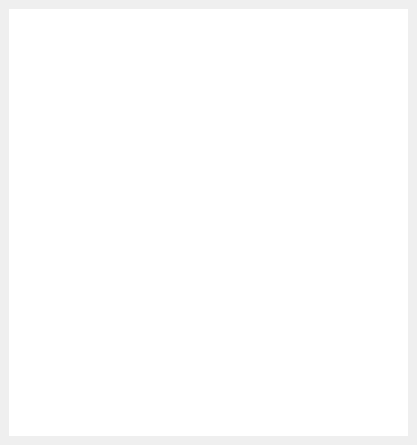
The window that sokketter-ui/sources/mainwindow.ui (morwy/sokketter) describes before a commit, drawn with Qt 5.
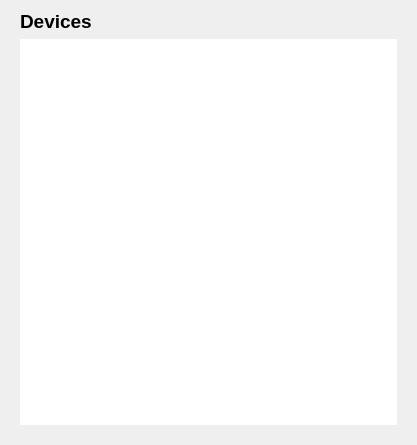
The same window after the commit. Custom widgets are drawn as their Qt base class.

What changed in the file:
```diff
--- a/sokketter-ui/sources/mainwindow.ui
+++ b/sokketter-ui/sources/mainwindow.ui
@@ -19,16 +19,16 @@
   <widget class="QWidget" name="centralwidget">
    <layout class="QVBoxLayout" name="verticalLayout">
     <property name="leftMargin">
-     <number>0</number>
+     <number>20</number>
     </property>
     <property name="topMargin">
-     <number>0</number>
+     <number>10</number>
     </property>
     <property name="rightMargin">
-     <number>0</number>
+     <number>20</number>
     </property>
     <property name="bottomMargin">
-     <number>0</number>
+     <number>20</number>
     </property>
     <item>
      <widget class="SlidingStackedWidget" name="stackedWidget">
@@ -36,7 +36,32 @@
        <number>0</number>
       </property>
       <widget class="QWidget" name="power_strip_list_page">
-       <layout class="QVBoxLayout" name="verticalLayout_2" stretch="0">
+       <layout class="QVBoxLayout" name="verticalLayout_2" stretch="0,0">
+        <property name="leftMargin">
+         <number>0</number>
+        </property>
+        <property name="topMargin">
+         <number>0</number>
+        </property>
+        <property name="rightMargin">
+         <number>0</number>
+        </property>
+        <property name="bottomMargin">
+         <number>0</number>
+        </property>
+        <item>
+         <widget class="QLabel" name="power_strip_title_label">
+          <property name="font">
+           <font>
+            <pointsize>14</pointsize>
+            <bold>true</bold>
+           </font>
+          </property>
+          <property name="text">
+           <string>Devices</string>
+          </property>
+         </widget>
+        </item>
         <item>
          <widget class="QListWidget" name="power_strip_list_widget">
           <property name="autoFillBackground">
@@ -63,6 +88,9 @@
           <property name="resizeMode">
            <enum>QListView::Adjust</enum>
           </property>
+          <property name="spacing">
+           <number>6</number>
+          </property>
           <property name="selectionRectVisible">
            <bool>false</bool>
           </property>
```
Left out of the diff: 15 changed lines with no effect on the pictures.
